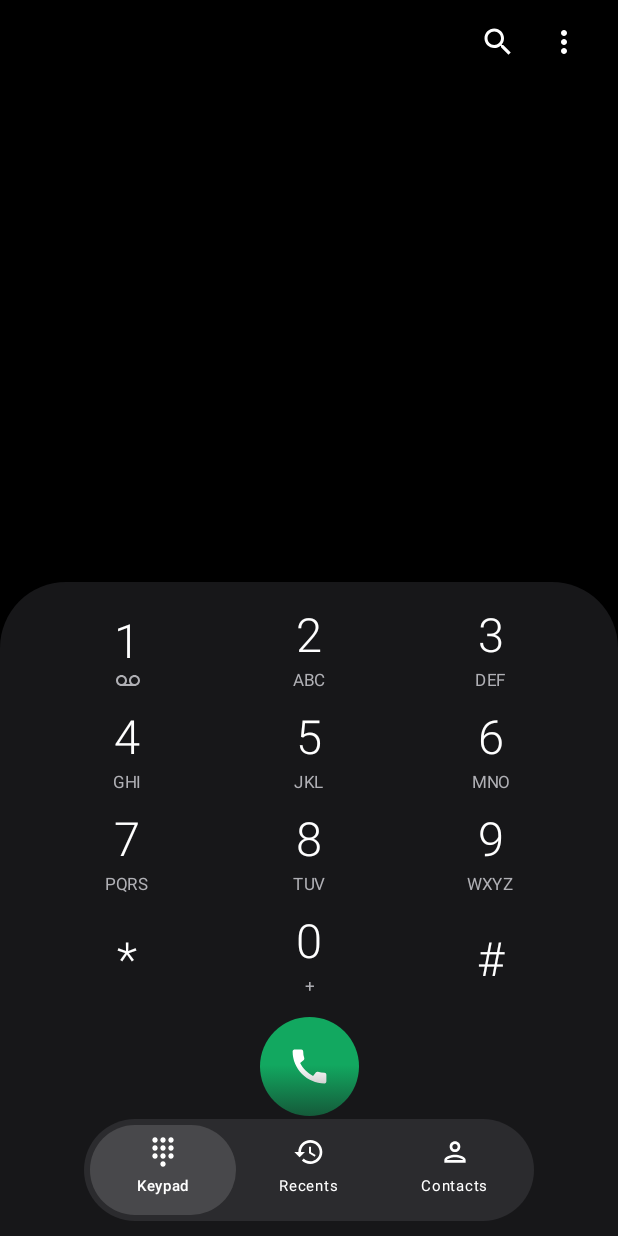
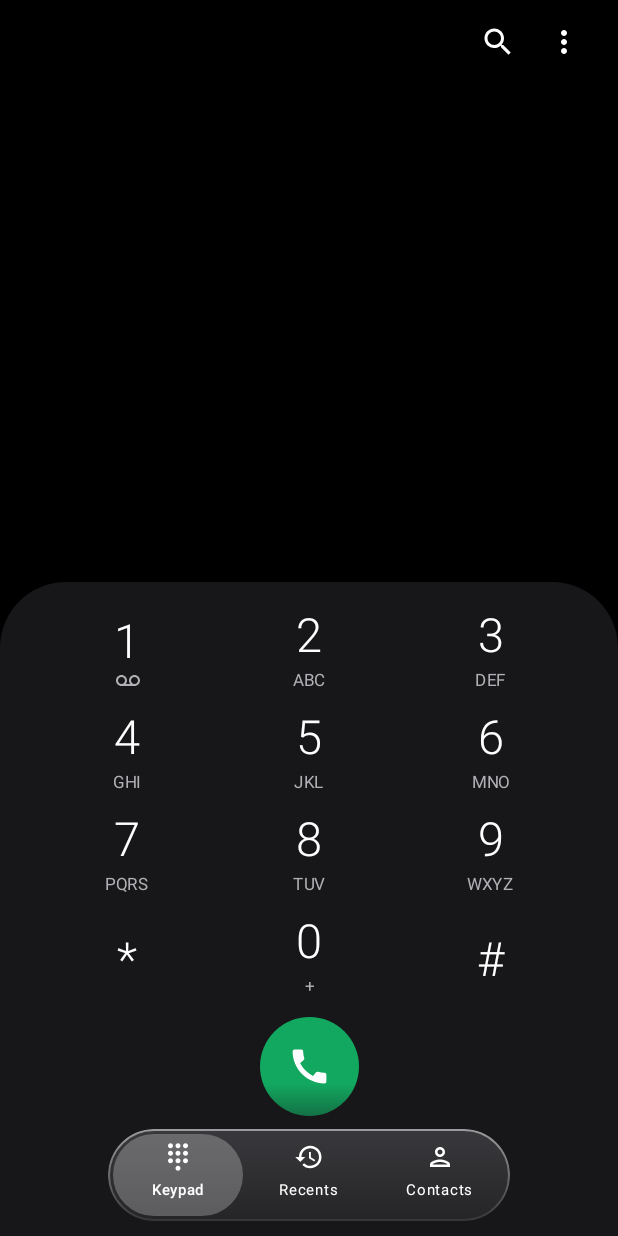
Before and after one commit to aisavexa-design/phone_s, an Android app built with Jetpack Compose: the screen it shows after launch (MainActivity), on a phone screen of 412 x 824 dp. Run offline under Robolectric (Android 15) with nearby library versions, the phone set to English and light mode, and no system bars.

Commit message:
Refactor animations and update navigation bar styles

```diff
--- a/app/src/main/java/com/phones/dialer/MainActivity.kt
+++ b/app/src/main/java/com/phones/dialer/MainActivity.kt
@@ -10,12 +10,19 @@ import androidx.activity.compose.rememberLauncherForActivityResult
 import androidx.activity.compose.setContent
 import androidx.activity.enableEdgeToEdge
 import androidx.activity.result.contract.ActivityResultContracts
-import androidx.compose.animation.Crossfade
+import androidx.compose.animation.AnimatedContent
 import androidx.compose.animation.animateColorAsState
+import androidx.compose.animation.core.FastOutSlowInEasing
 import androidx.compose.animation.core.Spring
 import androidx.compose.animation.core.spring
 import androidx.compose.animation.core.tween
+import androidx.compose.animation.fadeIn
+import androidx.compose.animation.fadeOut
+import androidx.compose.animation.slideInHorizontally
+import androidx.compose.animation.slideOutHorizontally
+import androidx.compose.animation.togetherWith
 import androidx.compose.foundation.background
+import androidx.compose.foundation.border
 import androidx.compose.foundation.clickable
 import androidx.compose.foundation.layout.*
 import androidx.compose.foundation.shape.RoundedCornerShape
@@ -85,32 +92,57 @@ fun App(initialNumber: String) {
     }
 
     var tab by remember { mutableIntStateOf(0) }
-    val pageBg = if (tab == 0) SamBg else Color.Black
+    val navBg by animateColorAsState(
+        if (tab == 0) SamBg else Color.Black,
+        tween(300), label = "navBg"
+    )
 
-    Box(Modifier.fillMaxSize().background(pageBg)) {
-        Crossfade(tab, Modifier.fillMaxSize(), animationSpec = tween(180), label = "tabs") {
-            when (it) {
+    Box(Modifier.fillMaxSize().background(Color.Black)) {
+        AnimatedContent(
+            targetState = tab,
+            modifier = Modifier.fillMaxSize(),
+            transitionSpec = {
+                val dir = if (targetState > initialState) 1 else -1
+                (slideInHorizontally(tween(340, easing = FastOutSlowInEasing)) { dir * it / 6 } +
+                    fadeIn(tween(260, delayMillis = 60))) togetherWith
+                    (slideOutHorizontally(tween(340, easing = FastOutSlowInEasing)) { -dir * it / 6 } +
+                        fadeOut(tween(160)))
+            },
+            label = "tabs"
+        ) { t ->
+            when (t) {
                 0 -> DialpadScreen(initialNumber)
                 1 -> RecentsScreen(granted)
                 else -> ContactsScreen(granted)
             }
         }
-        SamNavBar(tab, pageBg, Modifier.align(Alignment.BottomCenter)) { tab = it }
+        SamNavBar(tab, navBg, Modifier.align(Alignment.BottomCenter)) { tab = it }
     }
 }
 
 @Composable
 fun SamNavBar(tab: Int, bg: Color, modifier: Modifier = Modifier, onTab: (Int) -> Unit) {
+    val glass = RoundedCornerShape(40.dp)
     Box(
         modifier.fillMaxWidth()
             .background(Brush.verticalGradient(listOf(Color.Transparent, bg.copy(alpha = 0.9f), bg)))
             .navigationBarsPadding()
-            .padding(start = 56.dp, end = 56.dp, top = 36.dp, bottom = 10.dp),
+            .padding(start = 72.dp, end = 72.dp, top = 30.dp, bottom = 10.dp),
         contentAlignment = Alignment.Center
     ) {
         Row(
-            Modifier.fillMaxWidth().clip(RoundedCornerShape(40.dp))
-                .background(SamNav).padding(4.dp)
+            Modifier.fillMaxWidth()
+                .clip(glass)
+                .background(
+                    Brush.verticalGradient(listOf(Color(0xFF3C3C40), Color(0xFF262628))),
+                    alpha = 0.92f
+                )
+                .border(
+                    1.dp,
+                    Brush.verticalGradient(listOf(Color(0x80FFFFFF), Color(0x14FFFFFF))),
+                    glass
+                )
+                .padding(3.dp)
         ) {
             NavItem("Keypad", Icons.Filled.Dialpad, tab == 0, Modifier.weight(1f)) { onTab(0) }
             NavItem("Recents", Icons.Filled.History, tab == 1, Modifier.weight(1f)) { onTab(1) }
@@ -125,15 +157,15 @@ private fun NavItem(
     modifier: Modifier, onClick: () -> Unit
 ) {
     val bg by animateColorAsState(
-        if (selected) SamNavSel else Color.Transparent,
+        if (selected) Color(0x40FFFFFF) else Color.Transparent,
         spring(stiffness = Spring.StiffnessMedium), label = "nav"
     )
     Column(
         modifier.clip(RoundedCornerShape(30.dp)).background(bg)
-            .clickable(onClick = onClick).padding(vertical = 7.dp),
+            .clickable(onClick = onClick).padding(vertical = 5.dp),
         horizontalAlignment = Alignment.CenterHorizontally
     ) {
-        Icon(icon, null, tint = Color.White, modifier = Modifier.size(21.dp))
+        Icon(icon, null, tint = Color.White, modifier = Modifier.size(20.dp))
         Text(
             label, color = Color.White, fontSize = 10.sp,
             fontWeight = if (selected) FontWeight.SemiBold else FontWeight.Normal
```
